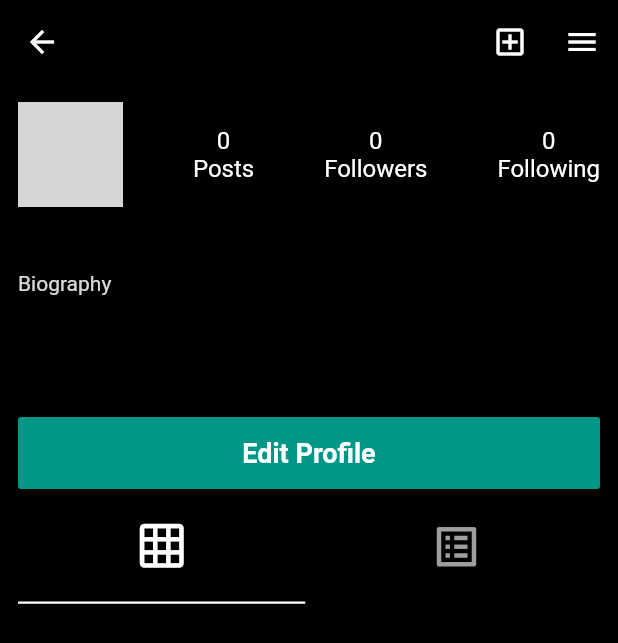
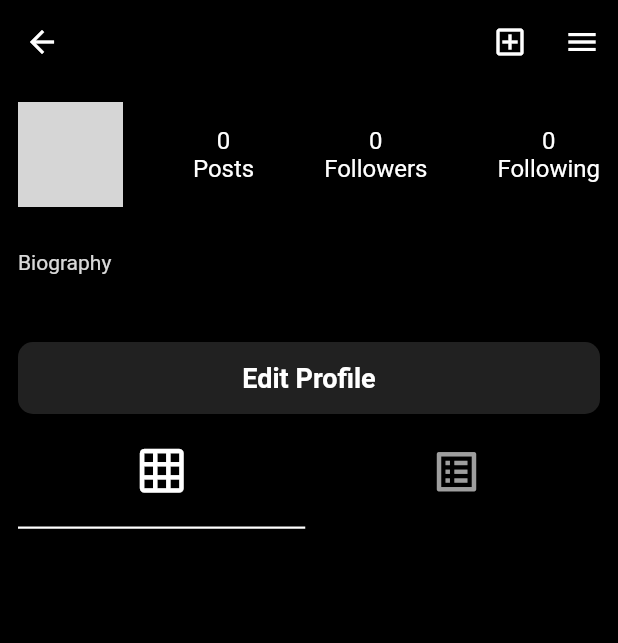
Before and after one commit to hossammo-dev/instagram_clone, a Flutter app: the ProfileScreen screen opened directly, on a phone screen of 412 x 824 dp. Shown: the top 643 px of the screen. Run offline on Flutter 3.47's test engine with Material 2 defaults, Android fonts, the phone set to English and light mode, and no system bars; our stand-ins replace cached_network_image, cloud_firestore, firebase_auth, firebase_core, firebase_storage, flutter_bloc and 5 more; accounts and stored records are empty; network calls fail; grey boxes are pictures that could not be loaded.

Commit message:
set profile and alt profile

```diff
--- a/lib/modules/feed/feed_screen.dart
+++ b/lib/modules/feed/feed_screen.dart
@@ -1,5 +1,6 @@
 import 'package:flutter/material.dart';
 import 'package:flutter_bloc/flutter_bloc.dart';
+import 'package:instagram_clone/modules/profile/profile_screen.dart';
 
 import '../../models/bookmark_model.dart';
 import '../../models/post_model.dart';
@@ -64,7 +65,16 @@ class _FeedScreenState extends State<FeedScreen> {
                       padding: const EdgeInsets.all(12.0),
                       child: Column(
                         children: [
-                          Row(
+                          GestureDetector(
+                            onTap: () {
+                              (_post.uid == Constants.userId)
+                                  ? _mainCubit.changeIndex(3)
+                                  : navigateTo(
+                                      context,
+                                      page: ProfileScreen(userId: _post.uid),
+                                    );
+                            },
+                            child: Row(
                               children: [
                                 CachedImage(
                                   imageUrl: _post.avatarUrl!,
@@ -76,6 +86,7 @@ class _FeedScreenState extends State<FeedScreen> {
                                   style: const TextStyle(fontSize: 16),
                                 ),
                               ],
+                            ),
                           ),
                           const SizedBox(height: 10),
                           CachedImage(imageUrl: _post.postImageUrl!),
--- a/lib/modules/profile/profile_screen.dart
+++ b/lib/modules/profile/profile_screen.dart
@@ -3,8 +3,11 @@ import 'package:flutter/material.dart';
 import 'package:flutter_bloc/flutter_bloc.dart';
 
 import '../../models/bookmark_model.dart';
+import '../../models/user_model.dart';
+import '../../shared/constants.dart';
 import '../../shared/cubit/main_cubit/main_cubit.dart';
 import '../../shared/cubit/main_cubit/main_states.dart';
+import '../../shared/network/remote/firebase_services.dart';
 import '../../shared/widgets/cached_image.dart';
 import '../../shared/widgets/components.dart';
 import '../archive/archive_screen.dart';
@@ -12,28 +15,83 @@ import '../bookmark/bookmarks_screen.dart';
 import '../post/add_post_screen.dart';
 import '../settings/settings_screen.dart';
 
-class ProfileScreen extends StatelessWidget {
-  const ProfileScreen({Key? key}) : super(key: key);
+// ignore: must_be_immutable
+class ProfileScreen extends StatefulWidget {
+  ProfileScreen({Key? key, this.userId}) : super(key: key);
+
+  late String? userId;
+
+  @override
+  State<ProfileScreen> createState() => _ProfileScreenState();
+}
+
+class _ProfileScreenState extends State<ProfileScreen> {
+  UserModel? _model;
+  UserModel? _userModel;
+
+  @override
+  void initState() {
+    if (widget.userId != null) {
+      Future.delayed(const Duration(seconds: 1), () async {
+        await _getUserData();
+        _determineUser("alt");
+      });
+    } else {
+      _determineUser("profile");
+    }
+    super.initState();
+  }
+
+  Future<void> _getUserData() async {
+    await FirebaseServices.get(collection: 'users', docId: widget.userId!)
+        .then((value) {
+      _model = UserModel.fromjson(value.data()!);
+    });
+  }
+
+  void _determineUser(String key) {
+    if (key == "profile") {
+      _userModel = MainCubit.get(context).userModel;
+    } else {
+      _userModel = _model;
+    }
+    setState(() {});
+  }
 
   @override
   Widget build(BuildContext context) {
     return BlocConsumer<MainCubit, MainStates>(
       listener: (context, state) {},
       builder: (context, state) {
-        final _userModel = MainCubit.get(context).userModel;
         final _mainCubit = MainCubit.get(context);
+        if ((_userModel == null)) {
+          return const Scaffold(
+            body: Center(
+              child: CircularProgressIndicator(),
+            ),
+          );
+        } else {
+          final _admin = _userModel?.uid == Constants.userId;
           return Scaffold(
             appBar: defaultAppBar(
               title: _userModel!.username!,
-            actions: [
+              actions: (_admin)
+                  ? [
                       IconButton(
                           onPressed: () =>
                               navigateTo(context, page: const AddPostScreen()),
                           icon: const Icon(Icons.add_box_outlined)),
                       IconButton(
                           onPressed: () =>
-                      _showBottomSheet(context, _userModel.bookmarks!),
+                              _showBottomSheet(context, _userModel!.bookmarks!),
                           icon: const Icon(Icons.menu)),
+                    ]
+                  : [
+                      IconButton(
+                          onPressed: () {},
+                          icon: const Icon(Icons.notifications_outlined)),
+                      IconButton(
+                          onPressed: () {}, icon: const Icon(Icons.more_vert)),
                     ],
             ),
             body: SingleChildScrollView(
@@ -43,7 +101,7 @@ class ProfileScreen extends StatelessWidget {
                 child: Column(
                   children: [
                     SizedBox(
-                    height: 200,
+                      height: 150,
                       child: Column(
                         crossAxisAlignment: CrossAxisAlignment.start,
                         children: [
@@ -52,12 +110,12 @@ class ProfileScreen extends StatelessWidget {
                             children: [
                               CircleAvatar(
                                 backgroundImage:
-                                  NetworkImage(_userModel.avatarUrl!),
+                                    NetworkImage(_userModel!.avatarUrl!),
                                 radius: 35,
                               ),
                               _buildProfileCard(
                                 title: 'Posts',
-                              number: _userModel.posts!.length.toString(),
+                                number: _userModel!.posts!.length.toString(),
                               ),
                               _buildProfileCard(
                                 title: 'Followers',
@@ -71,29 +129,43 @@ class ProfileScreen extends StatelessWidget {
                           ),
                           const SizedBox(height: 5),
                           Text(
-                          _userModel.username!,
+                            _userModel!.username!,
                             style: const TextStyle(fontSize: 16),
                           ),
+                          const SizedBox(height: 5),
                           Text(
-                          _userModel.email!,
-                          style: const TextStyle(fontSize: 16),
-                        ),
-                        Text(
-                          'Biography',
-                          style:
-                              TextStyle(color: Colors.white.withOpacity(0.85)),
+                            'Biography', //todo add bio for user
+                            style: TextStyle(
+                                color: Colors.white.withOpacity(0.85)),
                           ),
                         ],
                       ),
                     ),
                     const SizedBox(height: 10),
-                  defaultButton(
+                    (_admin)
+                        ? defaultButton(
                             title: 'Edit Profile',
+                            btnColor: Colors.grey.shade900,
                             btnFun: () => navigateTo(
                                   context,
                                   page: BookmarksScreen(
-                                bookmarks: _userModel.bookmarks),
-                          )),
+                                      bookmarks: _userModel!.bookmarks),
+                                ))
+                        : Row(
+                            children: [
+                              Expanded(
+                                  child: defaultButton(
+                                      btnColor: Colors.grey.shade900,
+                                      title: 'Follow',
+                                      btnFun: () {})),
+                              const SizedBox(width: 10),
+                              Expanded(
+                                  child: defaultButton(
+                                      btnColor: Colors.grey.shade900,
+                                      title: 'Message',
+                                      btnFun: () {})),
+                            ],
+                          ),
                     const SizedBox(height: 20),
                     Row(
                       mainAxisAlignment: MainAxisAlignment.spaceEvenly,
@@ -126,8 +198,9 @@ class ProfileScreen extends StatelessWidget {
                       ],
                     ),
                     const SizedBox(height: 5),
-                  GridView.builder(
-                    itemCount: _userModel.posts!.length,
+                    (_mainCubit.isGrid)
+                        ? GridView.builder(
+                            itemCount: _userModel!.posts!.length,
                             physics: const NeverScrollableScrollPhysics(),
                             shrinkWrap: true,
                             gridDelegate:
@@ -137,13 +210,26 @@ class ProfileScreen extends StatelessWidget {
                               mainAxisSpacing: 3,
                             ),
                             itemBuilder: (context, index) => CachedImage(
-                        imageUrl: _userModel.posts![index].postImageUrl!),
+                                imageUrl:
+                                    _userModel!.posts![index].postImageUrl!),
+                          )
+                        : ListView.builder(
+                            itemCount: _userModel!.posts!.length,
+                            physics: const NeverScrollableScrollPhysics(),
+                            shrinkWrap: true,
+                            itemBuilder: (context, index) => Padding(
+                              padding: const EdgeInsets.symmetric(vertical: 8.0),
+                              child: CachedImage(
+                                  imageUrl:
+                                      _userModel!.posts![index].postImageUrl!),
+                            ),
                           ),
                   ],
                 ),
               ),
             ),
           );
+        }
       },
     );
   }
--- a/lib/shared/constants.dart
+++ b/lib/shared/constants.dart
@@ -12,7 +12,7 @@ class Constants {
     const FeedScreen(),
     SearchScreen(),
     const ActivityScreen(),
-    const ProfileScreen(),
+    ProfileScreen(),
   ];
 
 
--- a/lib/shared/widgets/components.dart
+++ b/lib/shared/widgets/components.dart
@@ -59,10 +59,13 @@ TextFormField defaultTextField({
     );
 
 MaterialButton defaultButton(
-        {required String title, required VoidCallback btnFun, Color btnColor = Colors.teal}) =>
+        {required String title, required VoidCallback btnFun, Color btnColor = Colors.teal, double height = 48}) =>
     MaterialButton(
       onPressed: btnFun,
       color: btnColor,
+      shape: RoundedRectangleBorder(
+        borderRadius: BorderRadius.circular(10)
+      ),
       padding: const EdgeInsets.all(8),
       minWidth: double.infinity,
       height: 48,
```
Lines whose indentation alone changed are shown as unchanged.
